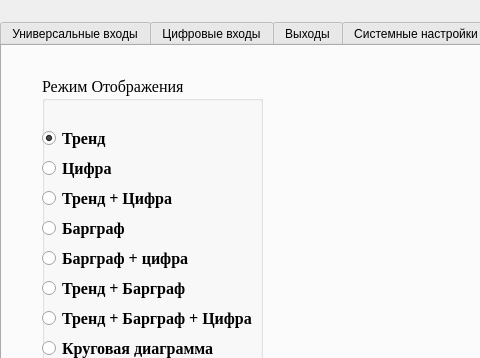
Qt form options.ui (tomyqg/topaz-m) before a commit; both pictures show x 0 to 480 and y 0 to 358 of the 1280 by 800 pixel window.
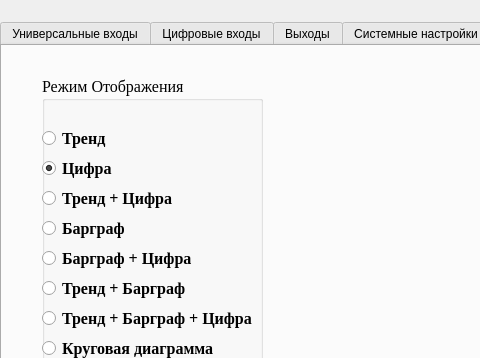
The same form after that commit.

Diff of the .ui file:
```diff
--- a/options.ui
+++ b/options.ui
@@ -4545,7 +4545,7 @@
         <number>5</number>
        </property>
        <item>
-        <widget class="QRadioButton" name="SetCyfraBtn">
+        <widget class="QRadioButton" name="SetTrendsBtn">
          <property name="minimumSize">
           <size>
            <width>0</width>
@@ -4564,34 +4564,34 @@
           <string>Тренд</string>
          </property>
          <property name="checked">
+          <bool>false</bool>
+         </property>
+        </widget>
+       </item>
+       <item>
+        <widget class="QRadioButton" name="SetCyfraBtn">
+         <property name="minimumSize">
+          <size>
+           <width>0</width>
+           <height>0</height>
+          </size>
+         </property>
+         <property name="font">
+          <font>
+           <family>Times New Roman</family>
+           <pointsize>12</pointsize>
+           <weight>75</weight>
+           <bold>true</bold>
+          </font>
+         </property>
+         <property name="text">
+          <string>Цифра</string>
+         </property>
+         <property name="checked">
           <bool>true</bool>
          </property>
         </widget>
        </item>
-       <item>
-        <widget class="QRadioButton" name="SetTrendsBtn">
-         <property name="minimumSize">
-          <size>
-           <width>0</width>
-           <height>0</height>
-          </size>
-         </property>
-         <property name="font">
-          <font>
-           <family>Times New Roman</family>
-           <pointsize>12</pointsize>
-           <weight>75</weight>
-           <bold>true</bold>
-          </font>
-         </property>
-         <property name="text">
-          <string>Цифра           </string>
-         </property>
-         <property name="checked">
-          <bool>false</bool>
-         </property>
-        </widget>
-       </item>
        <item>
         <widget class="QRadioButton" name="SetTrendsCyfraBtn">
          <property name="minimumSize">
@@ -4645,7 +4645,7 @@
           </font>
          </property>
          <property name="text">
-          <string>Барграф + цифра</string>
+          <string>Барграф + Цифра</string>
          </property>
          <property name="checked">
           <bool>false</bool>
```
Left out of the diff: 4 changed lines with no effect on the pictures.
